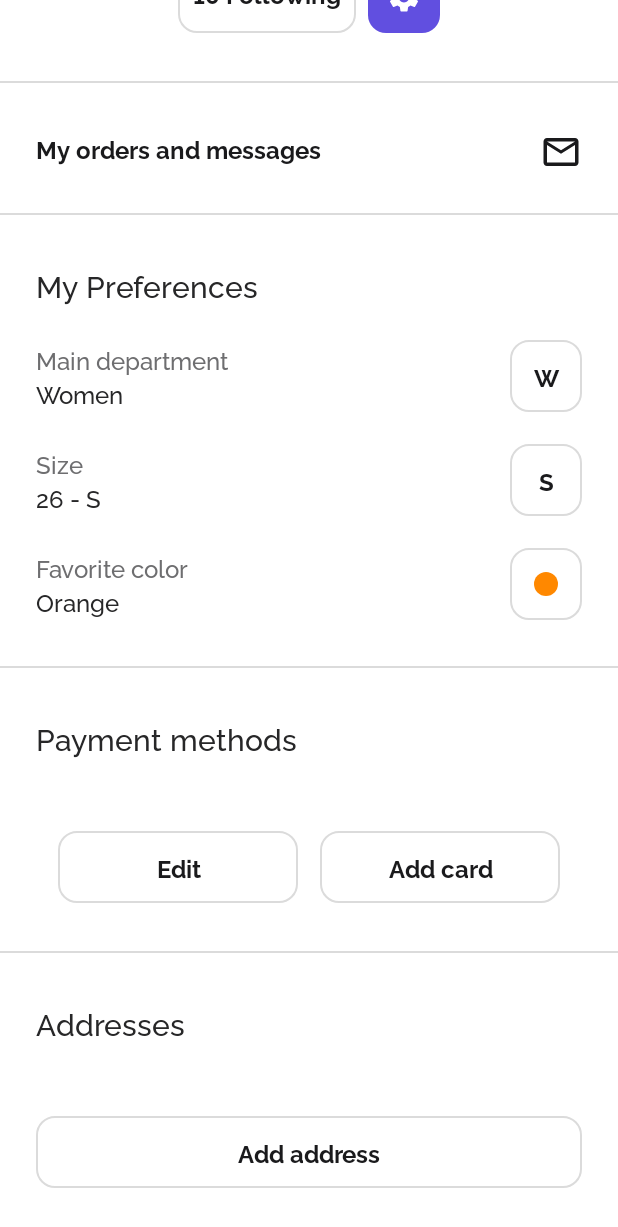
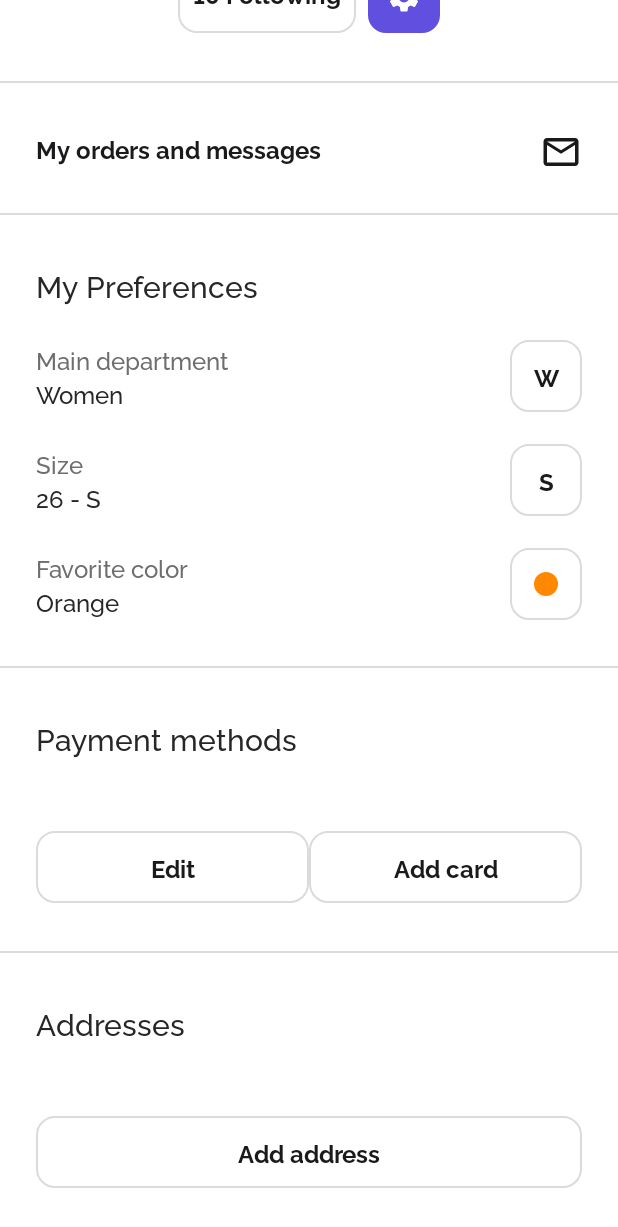
Before and after one commit to Giederius/Listings-Kotlin, an Android app: the screen it shows after launch (MainActivity), scrolled down 319 dp, on a phone screen of 412 x 824 dp. Shown: the top 1227 px of the screen. Run offline under Robolectric (Android 15) with nearby library versions, the phone set to English and light mode, and no system bars; libraries missing offline, so code that uses them is left out: com.xwray.groupie; 4 statements that could not run were skipped.

Commit message:
profile fragment fixes

```diff
--- a/app/src/main/java/com/giedriusmecius/listings/MainActivity.kt
+++ b/app/src/main/java/com/giedriusmecius/listings/MainActivity.kt
@@ -21,9 +21,9 @@ class MainActivity : AppCompatActivity() {
     }
 
     private fun setFullscreenActivity() {
-        @Suppress("DEPRECATION")
-        window.decorView.rootView.systemUiVisibility =
-            View.SYSTEM_UI_FLAG_LAYOUT_STABLE or View.SYSTEM_UI_FLAG_LAYOUT_HIDE_NAVIGATION
+//        @Suppress("DEPRECATION")
+//        window.decorView.rootView.systemUiVisibility =
+//            View.SYSTEM_UI_FLAG_LAYOUT_STABLE or View.SYSTEM_UI_FLAG_LAYOUT_HIDE_NAVIGATION
     }
 
     private fun observeState() {
--- a/app/src/main/java/com/giedriusmecius/listings/ui/Profile/ProfileFollowingDialogFragment.kt
+++ b/app/src/main/java/com/giedriusmecius/listings/ui/Profile/ProfileFollowingDialogFragment.kt
@@ -5,6 +5,7 @@ import android.view.LayoutInflater
 import android.view.View
 import android.view.ViewGroup
 import androidx.recyclerview.widget.LinearLayoutManager
+import com.giedriusmecius.listings.R
 import com.giedriusmecius.listings.databinding.DialogProfileFollowingBottomSheetBinding
 import com.giedriusmecius.listings.ui.common.groupie.StoreFollowItem
 import com.google.android.material.bottomsheet.BottomSheetDialogFragment
@@ -14,6 +15,8 @@ class ProfileFollowingDialogFragment : BottomSheetDialogFragment() {
     private val groupieAdapter = GroupieAdapter()
     private var _binding: DialogProfileFollowingBottomSheetBinding? = null
     private val binding get() = _binding!!
+
+    override fun getTheme(): Int = R.style.AppBottomSheetDialogTheme
 
     override fun onCreateView(
         inflater: LayoutInflater,
--- /dev/null
+++ b/app/src/main/java/com/giedriusmecius/listings/ui/views/ListingsButton.kt
@@ -0,0 +1,35 @@
+package com.giedriusmecius.listings.ui.views
+
+import android.content.Context
+import android.util.AttributeSet
+import android.view.LayoutInflater
+import androidx.constraintlayout.widget.ConstraintLayout
+import androidx.core.view.isGone
+import com.giedriusmecius.listings.R
+import com.giedriusmecius.listings.databinding.ViewListingButtonBinding
+
+class ListingsButton @JvmOverloads constructor(
+    context: Context, attrs: AttributeSet? = null, defStyleAttr: Int = 0
+) : ConstraintLayout(context, attrs, defStyleAttr) {
+    private val binding = ViewListingButtonBinding.inflate(
+
+        LayoutInflater.from(context), this, false
+    )
+
+    init {
+
+        val a = context.theme.obtainStyledAttributes(attrs, R.styleable.ListingsButton,0,0)
+
+        with(binding) {
+            buttonImage.isGone = true
+            buttonTitle.isGone = false
+            buttonTitle.text = a.getText(0)
+        }
+    }
+}
+
+// susitvarkyti su paddingais
+// issiaiskinti dydzius burbuliuko
+// perpanaudot ant edit / add card
+// marginus susitvarkyti prie fragment profile edit add card
+//
--- a/app/src/main/res/layout/fragment_profile.xml
+++ b/app/src/main/res/layout/fragment_profile.xml
@@ -4,7 +4,8 @@
     xmlns:tools="http://schemas.android.com/tools"
     android:layout_width="match_parent"
     android:layout_height="match_parent"
-    android:layout_marginBottom="32dp"
+    android:clipToPadding="false"
+    android:paddingBottom="32dp"
     android:overScrollMode="always">
 
     <androidx.constraintlayout.widget.ConstraintLayout
@@ -22,6 +23,14 @@
             app:layout_constraintStart_toStartOf="parent"
             app:layout_constraintTop_toTopOf="parent"
             app:tint="@color/normalTextColor" />
+
+        <com.giedriusmecius.listings.ui.views.ListingsButton
+            android:layout_width="40dp"
+            android:layout_height="40dp"
+            android:text="G"
+            app:layout_constraintStart_toEndOf="@id/close"
+            app:layout_constraintTop_toTopOf="@id/close"
+            />
 
         <com.google.android.material.imageview.ShapeableImageView
             android:id="@+id/profilePicture"
@@ -267,13 +276,14 @@
             android:layout_marginTop="24dp"
             android:orientation="horizontal"
             app:layout_constraintEnd_toEndOf="parent"
+            app:layout_constraintHorizontal_bias="0.0"
             app:layout_constraintStart_toStartOf="parent"
             app:layout_constraintTop_toBottomOf="@id/paymentMethodsTitle" />
 
         <TextView
             android:id="@+id/paymentMethodsEditButton"
             style="@style/BoldRegularText"
-            android:layout_width="160dp"
+            android:layout_width="0dp"
             android:layout_height="48dp"
             android:layout_marginStart="24dp"
             android:layout_marginTop="24dp"
@@ -281,14 +291,13 @@
             android:gravity="center"
             android:text="@string/common.edit"
             app:layout_constraintEnd_toStartOf="@id/paymentMethodsAddCardButton"
-            app:layout_constraintHorizontal_chainStyle="spread"
             app:layout_constraintStart_toStartOf="parent"
             app:layout_constraintTop_toBottomOf="@id/profilePaymentMethodRecyclerView" />
 
         <TextView
             android:id="@+id/paymentMethodsAddCardButton"
             style="@style/BoldRegularText"
-            android:layout_width="160dp"
+            android:layout_width="0dp"
             android:layout_height="48dp"
             android:layout_marginTop="24dp"
             android:layout_marginEnd="24dp"
--- a/app/src/main/res/values/themes.xml
+++ b/app/src/main/res/values/themes.xml
@@ -1,4 +1,4 @@
-<resources xmlns:tools="http://schemas.android.com/tools">
+<resources>
     <!-- Base application theme. -->
     <style name="Theme.Listings" parent="Theme.MaterialComponents.DayNight.DarkActionBar">
         <!-- Primary brand color. -->
@@ -14,23 +14,22 @@
     </style>
 
     <style name="Theme.NoAppBar" parent="Theme.MaterialComponents.DayNight.NoActionBar">
-        <item name="windowActionBar">false</item>
-        <item name="windowActionBarOverlay">false</item>
-        <item name="android:windowIsFloating">false</item>
-        <item name="android:windowActionModeOverlay">false</item>
-        <item name="android:windowNoTitle">true</item>
+        <!--      TODO CHECK THESE FLAGS  -->
+        <!--        <item name="windowActionBar">false</item>-->
+        <!--        <item name="windowActionBarOverlay">false</item>-->
+        <!--        <item name="android:windowIsFloating">false</item>-->
+        <!--        <item name="android:windowActionModeOverlay">false</item>-->
+        <!--        <item name="android:windowNoTitle">true</item>-->
         <item name="android:statusBarColor">@android:color/transparent</item>
         <item name="android:windowLightStatusBar">true</item>
         <item name="bottomSheetDialogTheme">@style/AppBottomSheetDialogTheme</item>
     </style>
 
-    <style name="AppBottomSheetDialogTheme"
-        parent="Theme.Design.Light.BottomSheetDialog">
+    <style name="AppBottomSheetDialogTheme" parent="Theme.Design.Light.BottomSheetDialog">
         <item name="bottomSheetStyle">@style/AppModalStyle</item>
     </style>
 
-    <style name="AppModalStyle"
-        parent="Widget.Design.BottomSheet.Modal">
-        <item name="android:background">@drawable/bg_dialog_rounded_top</item>
+    <style name="AppModalStyle" parent="Widget.Design.BottomSheet.Modal">
+        <item name="android:background">@android:color/transparent</item>
     </style>
 </resources>
```
Also changed, not shown: app/src/main/res/layout/dialog_profile_following_bottom_sheet.xml (+2 -5 lines), app/src/main/res/layout/view_listing_button.xml (added, +40 -0 lines), app/src/main/res/values/attrs.xml (added, +8 -0 lines), app/src/main/res/values/styles_components.xml (+11 -1 lines).
